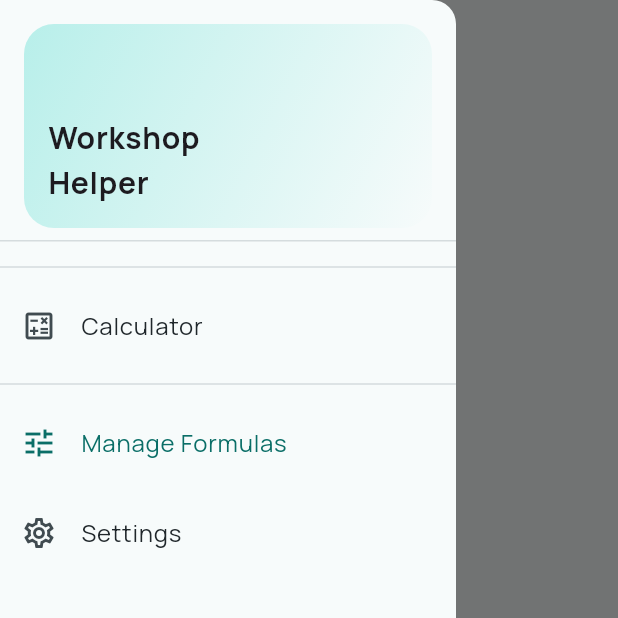
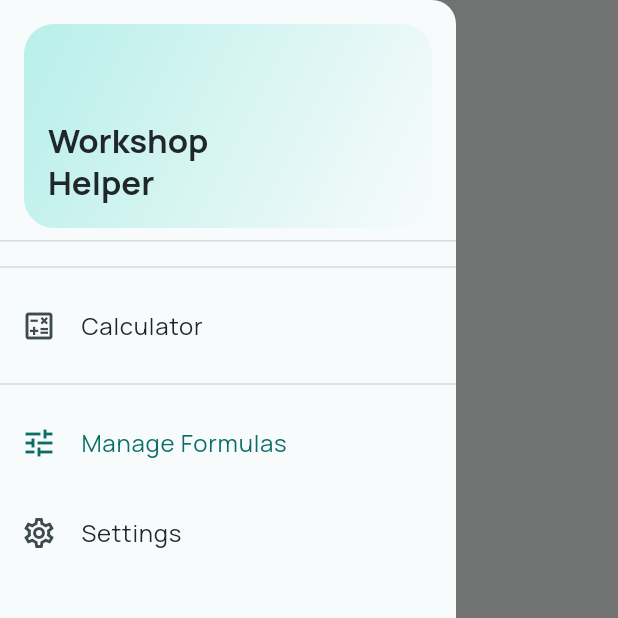
Before and after one commit to bmo937/fabrication_calculator, a Flutter app: the screen it shows after launch, with the side drawer open, on a phone screen of 412 x 824 dp, the top half of it. Run offline on Flutter 3.47's test engine with Material 3 defaults, Android fonts, the phone set to English and light mode, and no system bars; our stand-ins replace flutter_riverpod, google_fonts, hive, hive_flutter, math_expressions; accounts and stored records are empty.

Commit message:
Refactor UI components for improved theming and consistency in traditional calculator screen

```diff
--- a/lib/main.dart
+++ b/lib/main.dart
@@ -163,11 +163,11 @@ class _AppDrawer extends ConsumerWidget {
                     colors: <Color>[Theme.of(context).colorScheme.primaryContainer, Theme.of(context).colorScheme.surface],
                   ),
                 ),
-                child: const Padding(
-                  padding: EdgeInsets.fromLTRB(16, 16, 16, 16),
+                child: Padding(
+                  padding: const EdgeInsets.fromLTRB(16, 16, 16, 16),
                   child: Align(
                     alignment: Alignment.bottomLeft,
-                    child: Text('Workshop\nHelper', style: TextStyle(fontSize: 20, fontWeight: FontWeight.w700)),
+                    child: Text('Workshop\nHelper', style: Theme.of(context).textTheme.titleLarge?.copyWith(fontWeight: FontWeight.w700)),
                   ),
                 ),
               ),
--- a/lib/screens/traditional_calculator_screen.dart
+++ b/lib/screens/traditional_calculator_screen.dart
@@ -13,7 +13,7 @@ class _TraditionalCalculatorScreenState extends State<TraditionalCalculatorScree
   String _display = '0';
   final List<_HistoryEntry> _history = <_HistoryEntry>[];
 
-  static const List<String> _buttons = <String>['C', '⌫', '%', '/', '7', '8', '9', '*', '4', '5', '6', '-', '1', '2', '3', '+', '()', '0', '.', '='];
+  static const List<String> _buttons = <String>['C', '⌫', '%', '/', '7', '8', '9', '*', '4', '5', '6', '-', '1', '2', '3', '+', '( )', '0', '.', '='];
 
   static const Set<String> _operators = <String>{'+', '-', '*', '/', '%'};
 
@@ -32,7 +32,7 @@ class _TraditionalCalculatorScreenState extends State<TraditionalCalculatorScree
           _display = _expression.isEmpty ? '0' : _expression;
         });
         return;
-      case '()':
+      case '( )':
         _appendBracketFromSingleButton();
         return;
       case '=':
--- a/lib/theme/app_theme.dart
+++ b/lib/theme/app_theme.dart
@@ -76,7 +76,9 @@ class AppTheme {
   }
 
   static ThemeData _buildTheme(ColorScheme colorScheme) {
-    final TextTheme baseText = GoogleFonts.manropeTextTheme();
+    final Brightness brightness = colorScheme.brightness;
+    final TextTheme materialText = ThemeData(useMaterial3: true, brightness: brightness, colorScheme: colorScheme).textTheme;
+    final TextTheme baseText = GoogleFonts.manropeTextTheme(materialText).apply(bodyColor: colorScheme.onSurface, displayColor: colorScheme.onSurface);
     final TextTheme textTheme = baseText.copyWith(
       headlineSmall: baseText.headlineSmall?.copyWith(fontWeight: FontWeight.w700),
       titleLarge: baseText.titleLarge?.copyWith(fontWeight: FontWeight.w700),
```
